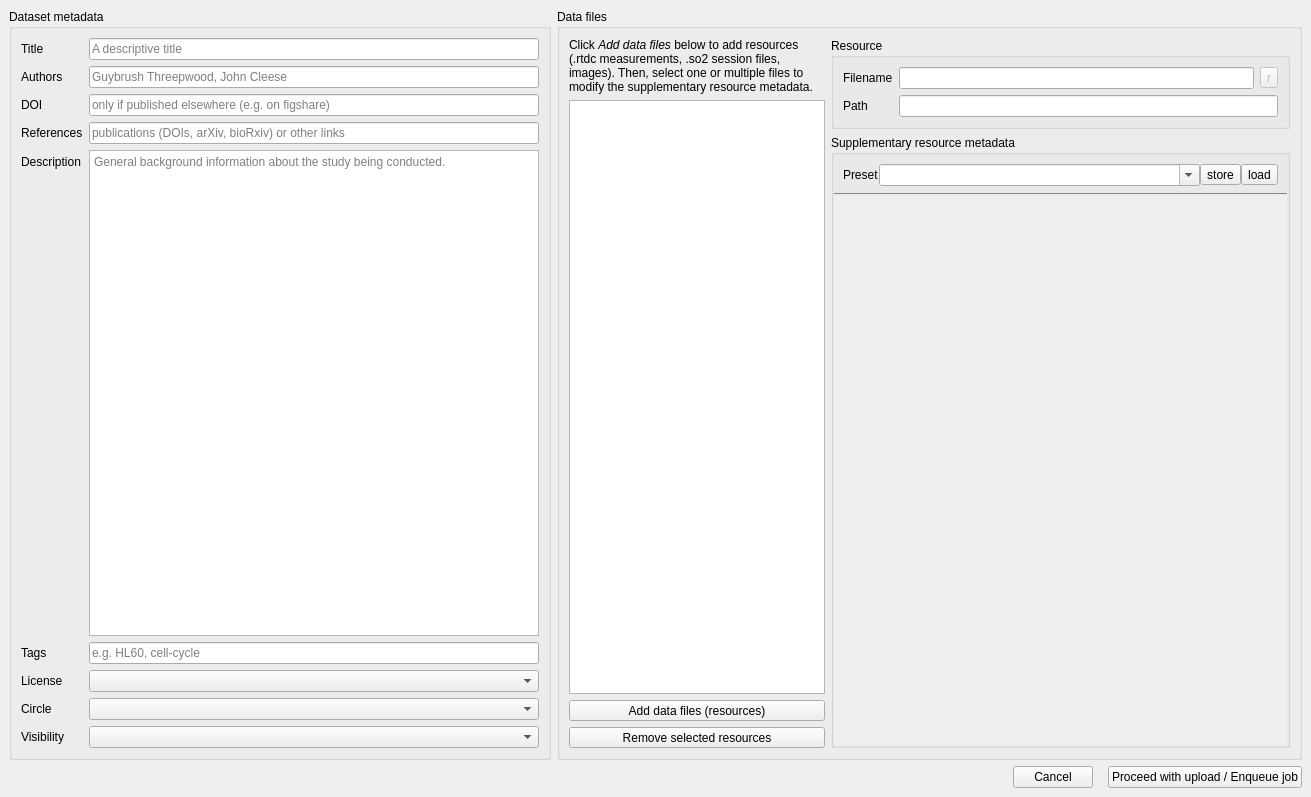
Above: dcoraid/gui/upload/dlg_upload.ui from DCOR-dev/DCOR-Aid before the change. Below: the same form after it.
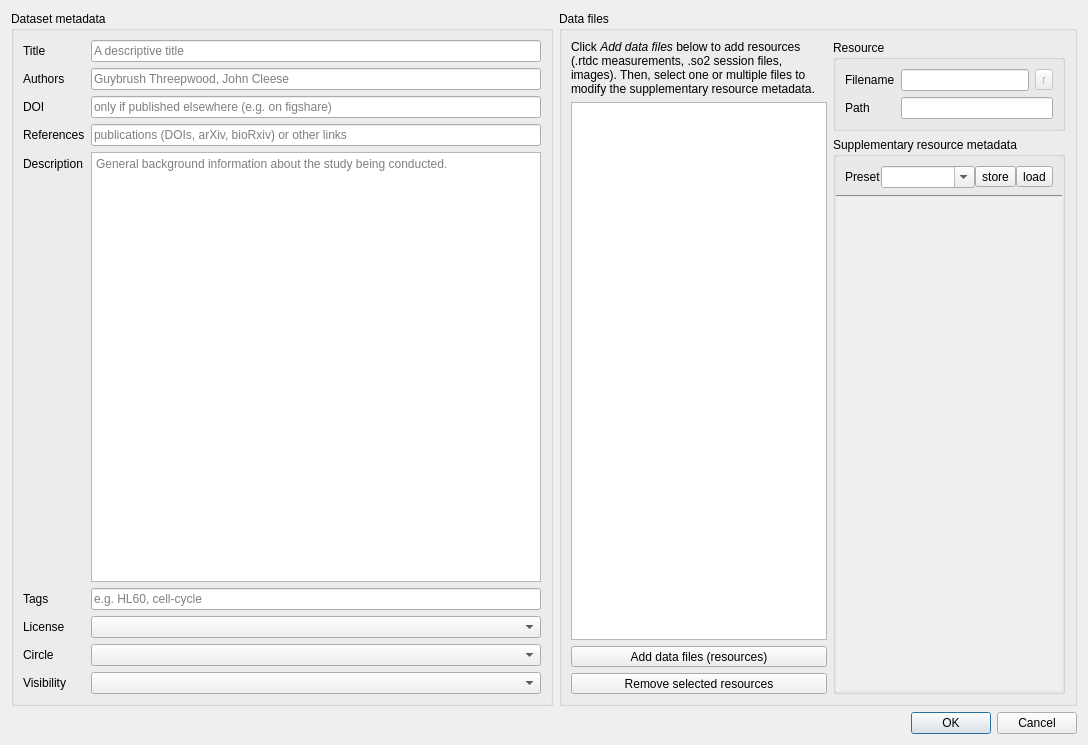
That is the form after the change. Icons and pictures are not drawn. Custom widgets are drawn as their Qt base class.

Commit message: ref: refactor upload dialog to a real dialog

The edit to the form file:
```diff
--- a/dcoraid/gui/upload/dlg_upload.ui
+++ b/dcoraid/gui/upload/dlg_upload.ui
@@ -1,32 +1,19 @@
 <?xml version="1.0" encoding="UTF-8"?>
 <ui version="4.0">
- <class>MainWindow</class>
- <widget class="QMainWindow" name="MainWindow">
+ <class>Dialog</class>
+ <widget class="QDialog" name="Dialog">
   <property name="geometry">
    <rect>
     <x>0</x>
     <y>0</y>
-    <width>1311</width>
-    <height>797</height>
+    <width>1088</width>
+    <height>745</height>
    </rect>
   </property>
   <property name="windowTitle">
-   <string>MainWindow</string>
+   <string>Dialog</string>
   </property>
-  <widget class="QWidget" name="centralwidget">
    <layout class="QVBoxLayout" name="verticalLayout">
-    <property name="leftMargin">
-     <number>9</number>
-    </property>
-    <property name="topMargin">
-     <number>9</number>
-    </property>
-    <property name="rightMargin">
-     <number>9</number>
-    </property>
-    <property name="bottomMargin">
-     <number>9</number>
-    </property>
     <item>
      <layout class="QHBoxLayout" name="horizontalLayout_2">
       <property name="bottomMargin">
@@ -459,8 +446,8 @@
                      <rect>
                       <x>0</x>
                       <y>0</y>
-                      <width>428</width>
-                      <height>520</height>
+                     <width>261</width>
+                     <height>470</height>
                      </rect>
                     </property>
                     <layout class="QVBoxLayout" name="verticalLayout_6">
@@ -501,44 +488,16 @@
      </layout>
     </item>
     <item>
-     <layout class="QHBoxLayout" name="horizontalLayout_3">
-      <property name="spacing">
-       <number>15</number>
-      </property>
-      <property name="bottomMargin">
-       <number>0</number>
-      </property>
-      <item>
-       <spacer name="horizontalSpacer">
+    <widget class="QDialogButtonBox" name="buttonBox">
         <property name="orientation">
          <enum>Qt::Horizontal</enum>
         </property>
-        <property name="sizeHint" stdset="0">
-         <size>
-          <width>40</width>
-          <height>20</height>
-         </size>
-        </property>
-       </spacer>
-      </item>
-      <item>
-       <widget class="QPushButton" name="pushButton_cancel">
-        <property name="text">
-         <string>Cancel</string>
-        </property>
-       </widget>
-      </item>
-      <item>
-       <widget class="QPushButton" name="pushButton_proceed">
-        <property name="text">
-         <string>Proceed with upload / Enqueue job</string>
-        </property>
-       </widget>
-      </item>
-     </layout>
-    </item>
-   </layout>
-  </widget>
+     <property name="standardButtons">
+      <set>QDialogButtonBox::Cancel|QDialogButtonBox::Ok</set>
+     </property>
+    </widget>
+   </item>
+  </layout>
  </widget>
  <customwidgets>
   <customwidget>
```
Left out of the diff: 32 changed lines with no effect on the pictures. Lines whose indentation alone changed are shown as unchanged. The commit also changes 3 other files.
